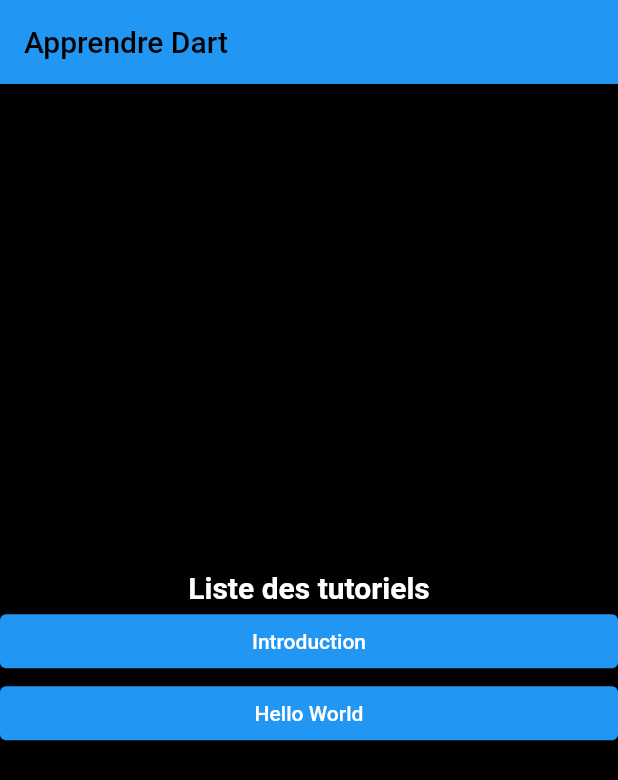
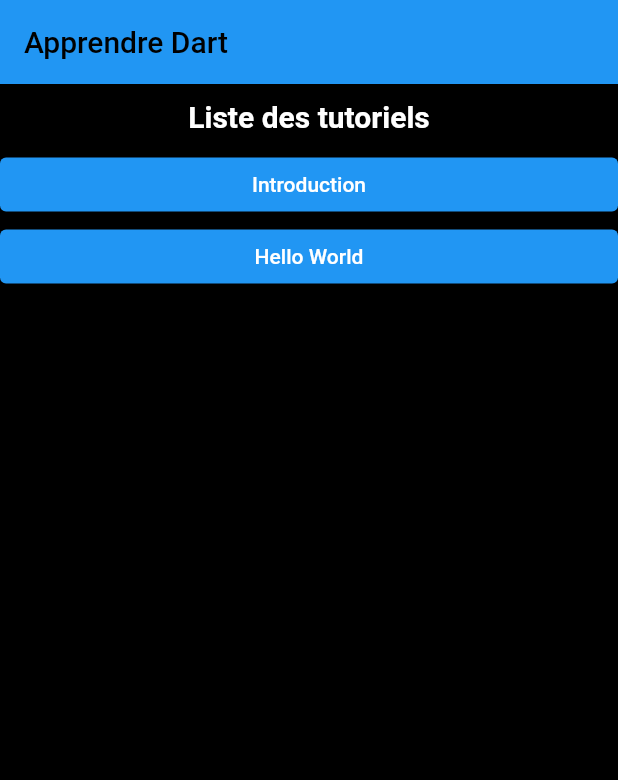
Before and after one commit to crat1985/LearnDart, a Flutter app: the screen it shows after launch, on a phone screen of 412 x 824 dp. Shown: the top 780 px of the screen. Run offline on Flutter 3.47's test engine with Material 2 defaults, Android fonts, the phone set to English and light mode, and no system bars.

Commit message:
Ameliorated home page

```diff
--- a/lib/screens/guest/home.dart
+++ b/lib/screens/guest/home.dart
@@ -22,11 +22,14 @@ class _HomeState extends State<Home> {
             ),
           ),
         ),
-        body: Center(
-          child: SingleChildScrollView(
+        body: //Center(
+            /*child:*/ SingleChildScrollView(
           child: Column(
             crossAxisAlignment: CrossAxisAlignment.stretch,
             children: [
+              const SizedBox(
+                height: 10,
+              ),
               const Text(
                 "Liste des tutoriels",
                 style: TextStyle(
@@ -34,6 +37,9 @@ class _HomeState extends State<Home> {
                     fontSize: 20,
                     fontWeight: FontWeight.bold),
                 textAlign: TextAlign.center,
+              ),
+              const SizedBox(
+                height: 10,
               ),
               ElevatedButton(
                 onPressed: () => widget.onChangedStep(1),
@@ -46,7 +52,7 @@ class _HomeState extends State<Home> {
             ],
           ),
         ),
-        ),
+        //),
       ),
     );
   }
```
Lines whose indentation alone changed are shown as unchanged.
